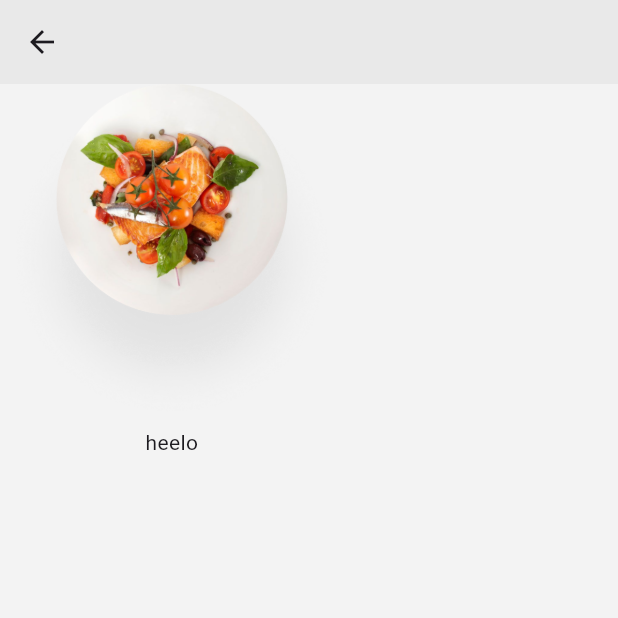
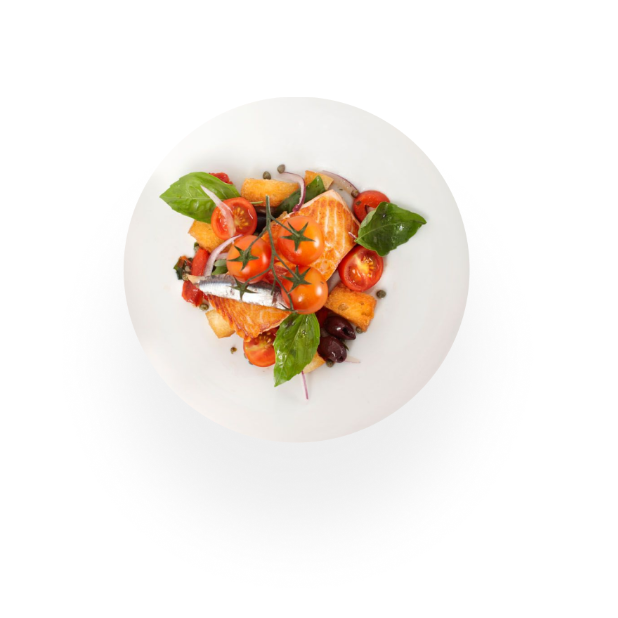
Before and after one commit to anuj-1637/food_delivery_app, a Flutter app: the Food_Items_Screen screen opened directly, on a phone screen of 412 x 824 dp, the top half of it. Run offline on Flutter 3.47's test engine with Material 3 defaults, Android fonts, the phone set to English and light mode, and no system bars; our stand-ins replace flutter_screenutil, flutter_svg, font_awesome_flutter, rive; project files that could hold a hidden picture were left out.

Commit message:
food app

```diff
--- a/lib/bottom_nav_screens/food_items_scrren.dart
+++ b/lib/bottom_nav_screens/food_items_scrren.dart
@@ -10,13 +10,19 @@ class _Food_Items_Screen extends State<Food_Items_Screen> {
   @override
   Widget build(BuildContext context) {
     return Scaffold(
-      appBar: AppBar(backgroundColor: Color.fromRGBO(142, 142, 142, 0.1)),
-      backgroundColor: Color.fromRGBO(142, 142, 142, 0.1),
-      body: Column(
-        children: [
-          Image.asset("assets/images/Mask Group.png", width: 200.w),
-          Text("heelo"),
-        ],
+      backgroundColor: Colors.white,
+      body: Padding(
+        padding: EdgeInsets.only(top: 50.h, left: 20.h),
+        child: Column(
+          children: [
+            Image.asset("assets/images/Mask Group.png", width: 300.w),
+
+            Text(
+              "Hei",
+              style: TextStyle(color: Colors.white, fontSize: 20.sp),
+            ),
+          ],
+        ),
       ),
     );
   }
```
